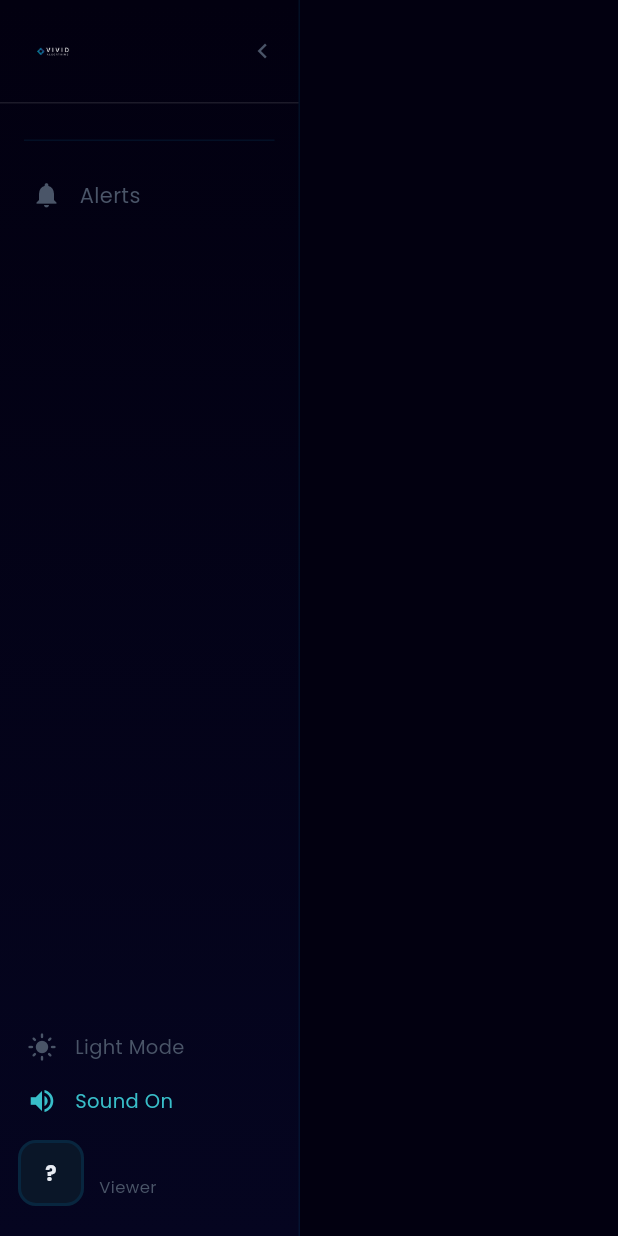
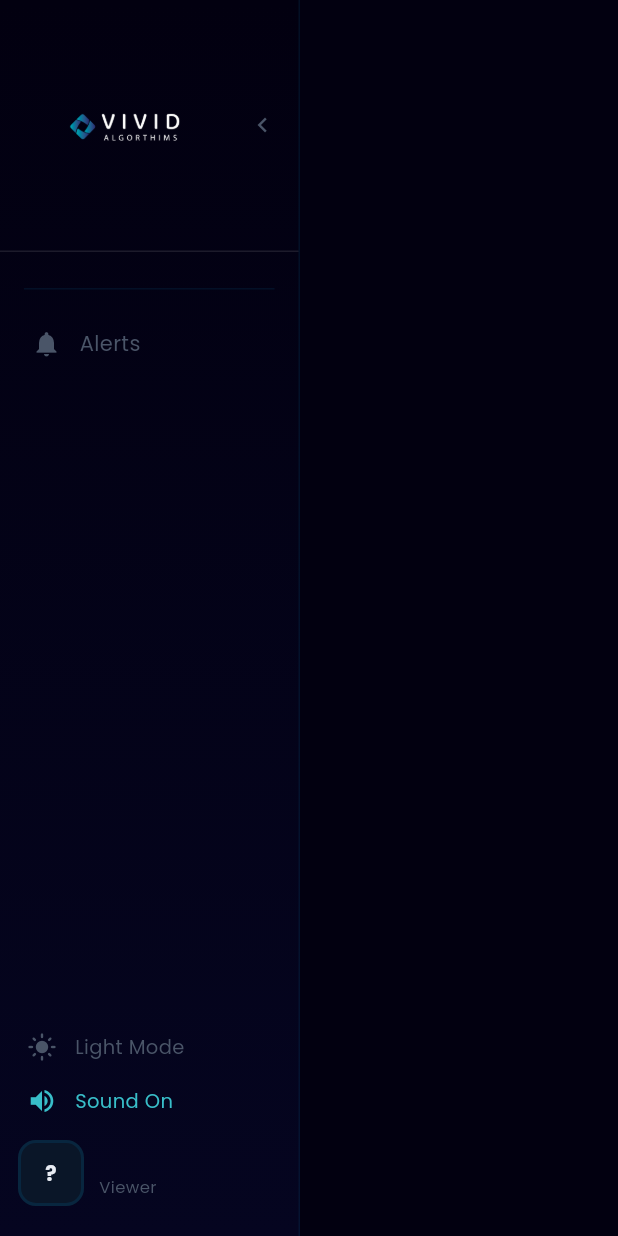
Before and after one commit to loayelsokkary/whatsappdashboard, a Flutter app: the Sidebar widget shown alone on an empty page, opened directly with empty values, on a phone screen of 412 x 824 dp. Run offline on Flutter 3.47's test engine with Material 3 defaults, Android fonts, the phone set to English and light mode, and no system bars; our stand-ins replace emoji_picker_flutter, file_picker, google_fonts, pdf, shared_preferences, supabase_flutter and 1 more; missing offline and left inert: dart:html, dart:js_interop, excel; accounts and stored records are empty.

Commit message:
fix: make sidebar logo larger
Expand logo to 164px wide (fills sidebar minus padding), remove fixed
height constraint so aspect ratio determines height naturally.

Co-Authored-By: Claude Sonnet 4.6 <noreply@anthropic.com>

```diff
--- a/lib/widgets/sidebar.dart
+++ b/lib/widgets/sidebar.dart
@@ -75,13 +75,11 @@ class Sidebar extends StatelessWidget {
                 children: [
                   // Wordmark fills available width at 40px tall
                   Expanded(
-                    child: SizedBox(
-                      height: 40,
-                      child: Image.asset(
-                        'assets/images/vivid_logo_full.png',
-                        fit: BoxFit.contain,
-                        alignment: Alignment.centerLeft,
-                      ),
+                    child: Image.asset(
+                      'assets/images/vivid_logo_full.png',
+                      width: 164,
+                      fit: BoxFit.fitWidth,
+                      alignment: Alignment.centerLeft,
                     ),
                   ),
                   const SizedBox(width: 4),
```
